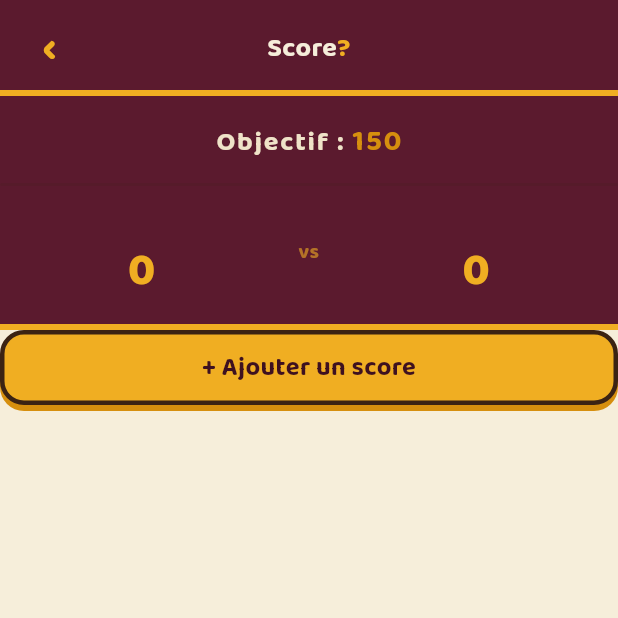
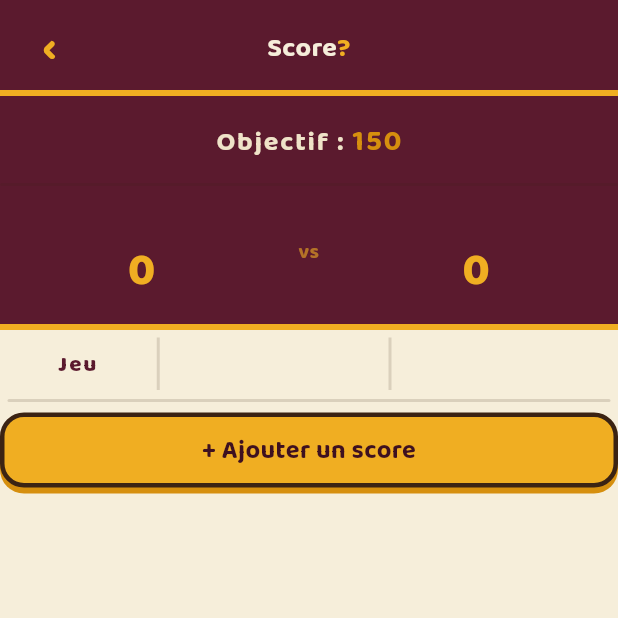
Before and after one commit to RHFanambinantsoa/score_belote_flutter, a Flutter app: the ScoreScreen screen opened directly with empty values, on a phone screen of 412 x 824 dp, the top half of it. Run offline on Flutter 3.47's test engine with Material 3 defaults, Android fonts, the phone set to English and light mode, and no system bars; our stand-ins replace dotted_border, isar; accounts and stored records are empty.

Commit message:
style : rounds table title section widget (in score screen)

```diff
--- a/lib/screens/score_screen.dart
+++ b/lib/screens/score_screen.dart
@@ -6,6 +6,7 @@ import 'package:score_belote/models/team.dart';
 import 'package:score_belote/widgets/add_round_modal.dart';
 import 'package:score_belote/widgets/buttons.dart';
 import 'package:score_belote/screens/new_game_screen.dart';
+import 'package:score_belote/widgets/rounds_title_section.dart';
 import 'package:score_belote/widgets/topbar.dart';
 import 'package:score_belote/widgets/total_score_section.dart';
 
@@ -104,6 +105,7 @@ class _ScoreScreenState extends State<ScoreScreen> {
           children: [
             // En-tête : nom + total, séparés par VS
             TotalScoreSection(game: widget.game, targetScore: targetScore),
+            RoundsTitleSection(game: widget.game),
             Row(
               mainAxisSize: MainAxisSize.min,
               children: [
--- /dev/null
+++ b/lib/widgets/rounds_title_section.dart
@@ -0,0 +1,92 @@
+import 'package:flutter/widgets.dart';
+import 'package:score_belote/constants/app_strings.dart';
+import 'package:score_belote/models/game.dart';
+import 'package:score_belote/theme/app_text_styles.dart';
+import '../theme/app_colors.dart';
+
+class RoundsTitleSection extends StatelessWidget {
+  final Game game;
+  const RoundsTitleSection({super.key, required this.game});
+
+  @override
+  Widget build(BuildContext context) {
+    return Padding(
+      padding: EdgeInsets.all(5),
+      child: Column(
+        spacing: 4,
+        children: [
+          Row(
+            children: [
+              Expanded(
+                flex: 2,
+                child: Center(
+                  child: Text(
+                    AppStrings.game,
+                    style: AppTextStyles.sectionLabel.copyWith(
+                      fontSize: 15,
+                      fontWeight: FontWeight.w800,
+                    ),
+                  ),
+                ),
+              ),
+              _verticalLine(),
+              Expanded(
+                flex: 3,
+                child: Center(
+                  child: Text(
+                    game.teamALabel,
+                    style: AppTextStyles.sectionLabel.copyWith(
+                      fontSize: 15,
+                      fontWeight: FontWeight.w800,
+                    ),
+                    overflow: TextOverflow.ellipsis,
+                  ),
+                ),
+              ),
+
+              _verticalLine(),
+              Expanded(
+                flex: 3,
+                child: Center(
+                  child: Text(
+                    game.teamBLabel,
+                    style: AppTextStyles.sectionLabel.copyWith(
+                      fontSize: 15,
+                      fontWeight: FontWeight.w800,
+                    ),
+                    overflow: TextOverflow.ellipsis,
+                  ),
+                ),
+              ),
+            ],
+          ),
+          _horizontalLine(),
+        ],
+      ),
+    );
+  }
+
+  Widget _verticalLine() {
+    return SizedBox(
+      width: 15,
+      child: Center(
+        child: Container(
+          width: 2,
+          height: 35,
+          color: AppColors.brown.withValues(alpha: 0.15),
+        ),
+      ),
+    );
+  }
+
+  Widget _horizontalLine() {
+    return Container(
+      height: 2,
+      margin: const EdgeInsets.symmetric(vertical: 2),
+      decoration: BoxDecoration(
+        color: AppColors.brown.withValues(alpha: 0.15),
+        borderRadius: BorderRadius.circular(2),
+      ),
+    );
+  }
+}
```
